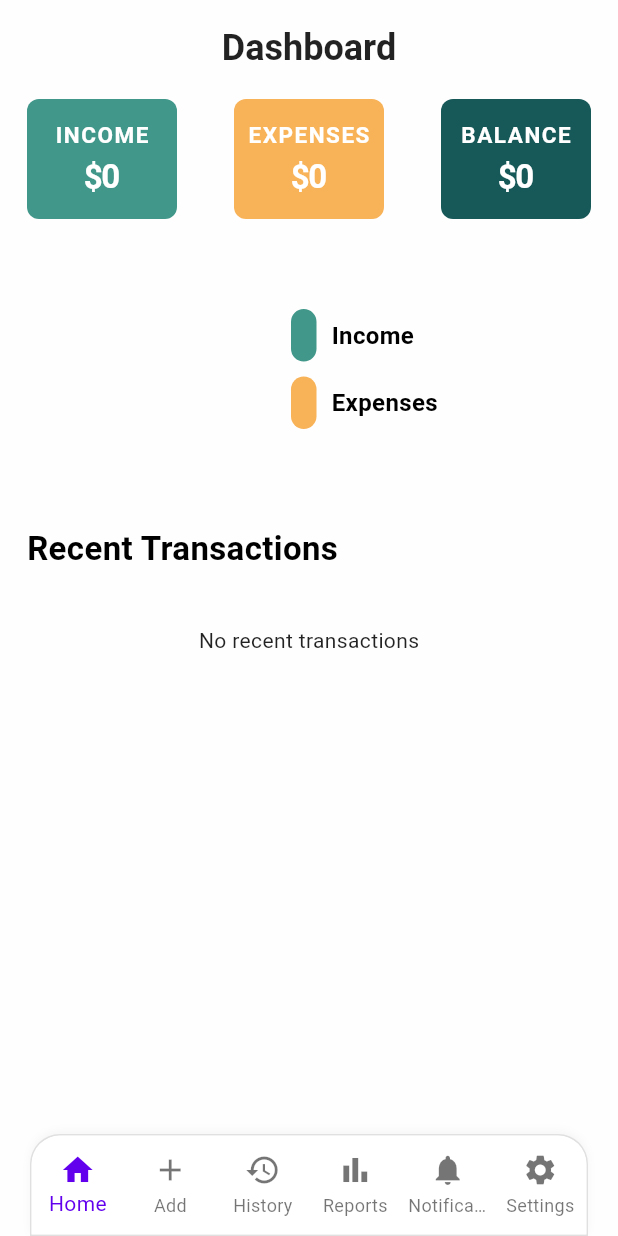
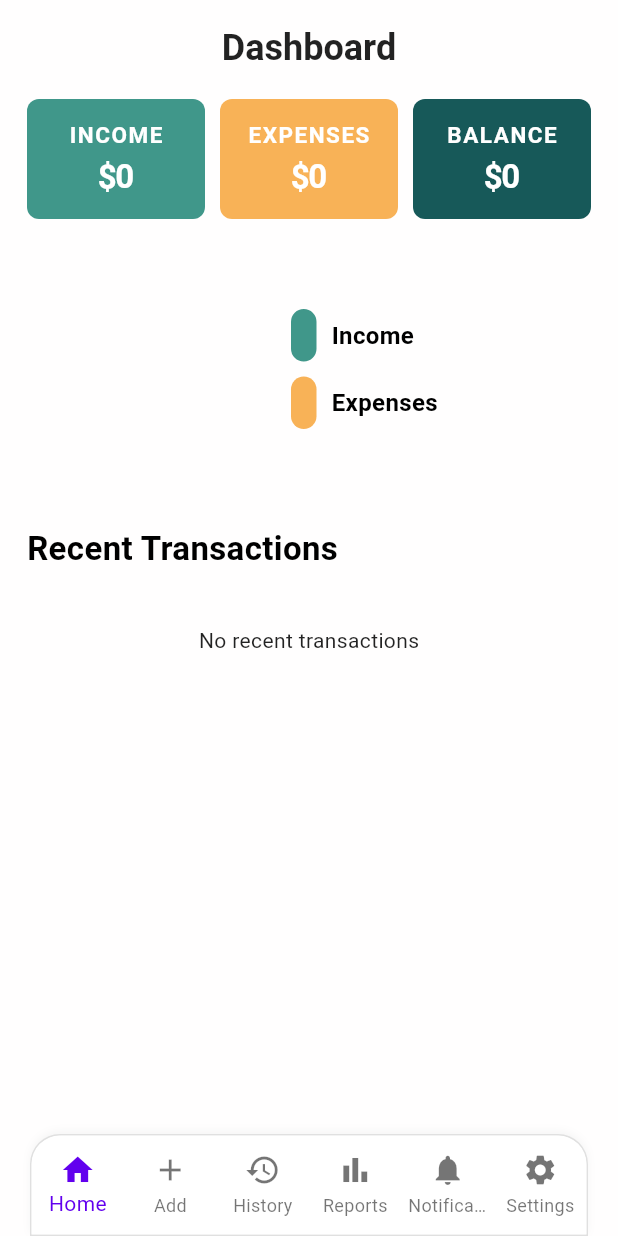
Before and after one commit to duyphan0503/personal_finance_tracker, a Flutter app: the DashboardScreen screen opened by its route, on a phone screen of 412 x 824 dp. Run offline on Flutter 3.47's test engine with Material 3 defaults, Android fonts, the phone set to English and light mode, and no system bars; drawn by our look-alikes of fl_chart; our stand-ins replace equatable, flutter_bloc, flutter_secure_storage, get_it, go_router, injectable and 2 more; accounts and stored records are empty; network calls fail; statements that could not run were skipped.

Commit message:
fixed report_summary and SummaryCard in dashboard

```diff
--- a/lib/features/dashboard/view/dashboard_screen.dart
+++ b/lib/features/dashboard/view/dashboard_screen.dart
@@ -77,22 +77,37 @@ class _DashboardScreenState extends State<DashboardScreen> {
                   Row(
                     mainAxisAlignment: MainAxisAlignment.spaceBetween,
                     children: [
-                      SummaryCard(
+                      Expanded(
+                        child: SummaryCard(
                           title: 'INCOME',
-                        value: FormatUtils.formatCurrency(totalIncome, showDecimals: false),
+                          value: FormatUtils.formatCurrency(
+                            totalIncome,
+                            showDecimals: false,
+                          ),
                           color: AppColors.incomeColor,
                         ),
+                      ),
                       const SizedBox(width: 10),
-                      SummaryCard(
+                      Expanded(
+                        child: SummaryCard(
                           title: 'EXPENSES',
-                        value: FormatUtils.formatCurrency(totalExpenses, showDecimals: false),
+                          value: FormatUtils.formatCurrency(
+                            totalExpenses,
+                            showDecimals: false,
+                          ),
                           color: AppColors.expenseColor,
                         ),
+                      ),
                       const SizedBox(width: 10),
-                      SummaryCard(
+                      Expanded(
+                        child: SummaryCard(
                           title: 'BALANCE',
-                        value: FormatUtils.formatCurrency(_getBalance(), showDecimals: false),
+                          value: FormatUtils.formatCurrency(
+                            _getBalance(),
+                            showDecimals: false,
+                          ),
                           color: AppColors.balanceColor,
+                        ),
                       ),
                     ],
                   ),
```
Also changed, not shown: lib/features/report/view/report_summary_screen.dart (+11 -28 lines). Lines whose indentation alone changed are shown as unchanged.
